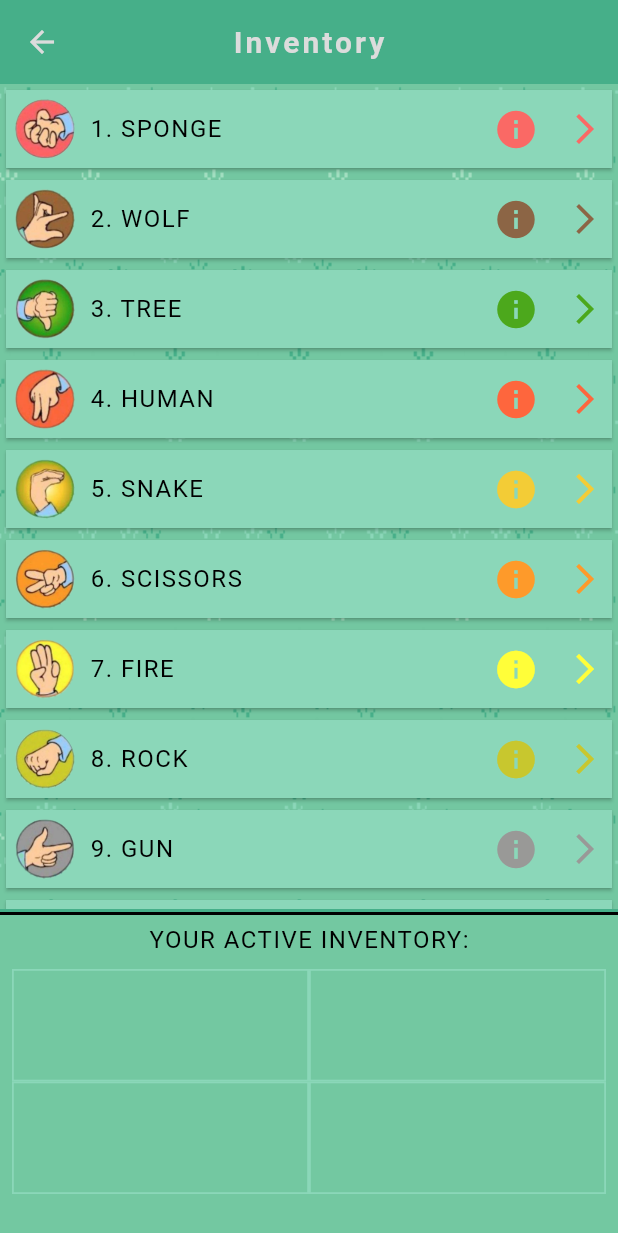
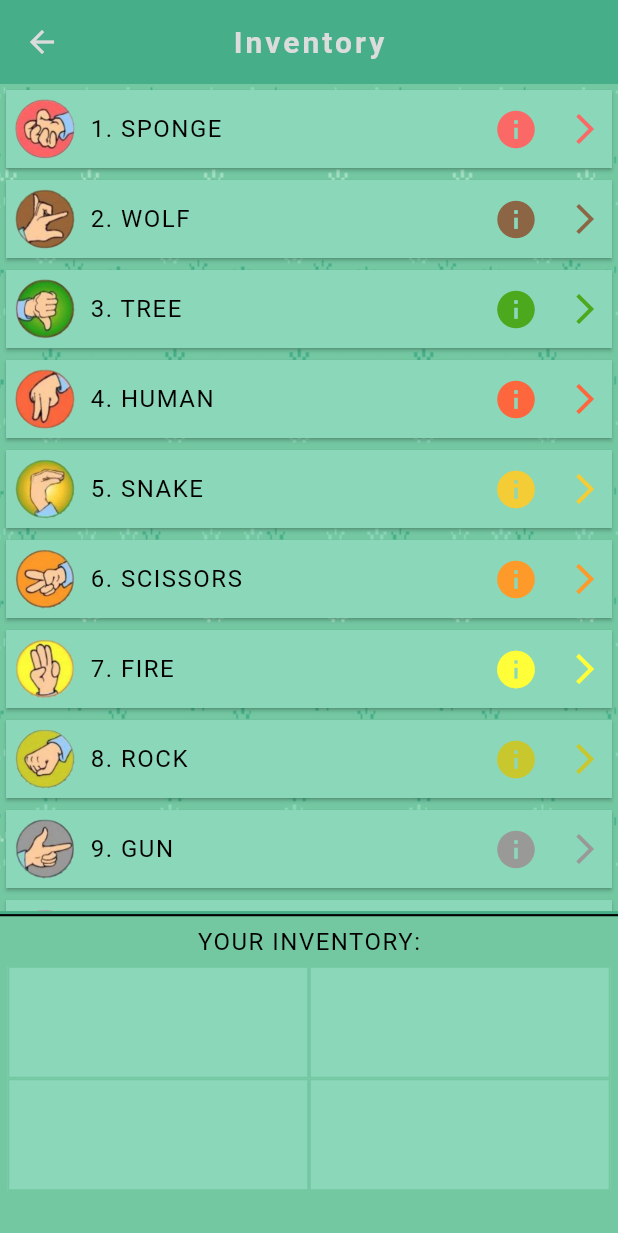
Before and after one commit to j-dickhaut/GestureGame, a Flutter app: the InventoryScreen screen opened directly, on a phone screen of 412 x 824 dp. Shown: the top 1233 px of the screen. Run offline on Flutter 3.47's test engine with Material 3 defaults, Android fonts, the phone set to English and light mode, and no system bars; our stand-ins replace google_fonts; Roboto replaces fonts that are missing (Metamorphous).

Commit message:
Styled Widgets for Homescreen and Homescreen itself

```diff
--- a/lib/screens/inventory/inventory.dart
+++ b/lib/screens/inventory/inventory.dart
@@ -7,24 +7,22 @@ import 'package:ssp_extreme/shared/data/data.dart';
 import '../../shared/data/gesture_class.dart';
 
 class InventoryScreen extends StatefulWidget {
-   const InventoryScreen({super.key});
+  const InventoryScreen({super.key});
   @override
   State<InventoryScreen> createState() => _InventoryScreenState();
 }
 
-
 class _InventoryScreenState extends State<InventoryScreen> {
-
-  void  inventorySetState(Gesture gesture){
-  //rebuilds the screen when Player Inventory changes
-    if(gesture.isInventory == false && inventoryList.length < 4){
-      //adds pressed Gesture to the List
+  void inventorySetState(Gesture gesture) {
+    //Rebuild Screen by Inventory change
+    if (gesture.isInventory == false && inventoryList.length < 4) {
+      //add selected Gesture
       setState(() {
         gesture.isInventory = !gesture.isInventory;
         inventoryList.add(gesture);
       });
-    }else if(gesture.isInventory == true){
-        //removes pressed Gesture from List
+    } else if (gesture.isInventory == true) {
+      //removes selected Gesture
       setState(() {
         gesture.isInventory = !gesture.isInventory;
         inventoryList.remove(gesture);
@@ -36,54 +34,38 @@ class _InventoryScreenState extends State<InventoryScreen> {
   Widget build(BuildContext context) {
     return Scaffold(
       backgroundColor: AppColor.primaryAccent,
-      appBar: AppBar(
-        title: StyledTitle("Inventory"),
-      ),
+      appBar: AppBar(title: StyledTitle("Inventory")),
       body: Column(
-        children:[
-          Expanded(child:
-          Stack(children: [
-            Positioned.fill(
-              child: Image.asset("assets/img/background.png", fit: BoxFit.cover),
+        children: [
+          Expanded(
+            child: Stack(
+              children: [
+                Positioned.fill(
+                  child: Image.asset(
+                    "assets/img/background.png",
+                    fit: BoxFit.cover,
+                  ),
+                ),
+                ListView.builder(
+                  itemCount: gestureList.length,
+                  itemBuilder: (_, index) {
+                    return GestureCard(
+                      gestureList[index],
+                      onPressed: inventorySetState,
+                    );
+                  },
+                ),
+              ],
             ),
-            ListView.builder(itemCount: gestureList.length, itemBuilder: (_,index){
-                  return GestureCard(gestureList[index], onPressed: inventorySetState);
-                },),
-        ]),
           ),
 
-
-            //Inventory
-            SizedBox(
-              height: 2,
-              child: Container(
-                color: AppColor.primaryColor,
-              ),
-            ),
-            SizedBox(
-              height: 2,
-              child: Container(
-                color: AppColor.textColor,
-              ),
-            ),
-            SizedBox(
-              height: 5,
-              child: Container(
-                color: AppColor.primaryAccent,
-              ),
-            ),
-            StyledHeading('Your active inventory:'),
-            Padding(
-              padding: const EdgeInsets.all(8.0),
-              child: ActiveInventory(
-                inventoryList: inventoryList,
-                onPressedButton:  inventorySetState
-              ),
-            ),
-            SizedBox(height: 20,)
-          ],
-        ),
+          //Inventory
+          ActiveInventory(
+            inventoryList: inventoryList,
+            onPressedButton: inventorySetState,
+          ),
+        ],
+      ),
     );
-
   }
 }
--- a/lib/shared/widgets/active_inventory.dart
+++ b/lib/shared/widgets/active_inventory.dart
@@ -1,39 +1,46 @@
 import 'package:flutter/material.dart';
 import 'package:ssp_extreme/shared/data/data.dart';
+import 'package:ssp_extreme/shared/theme/styled_text.dart';
 import 'package:ssp_extreme/shared/theme/theme.dart';
 import 'package:ssp_extreme/shared/widgets/active_inventory_card.dart';
 
 import '../data/gesture_class.dart';
 
 class ActiveInventory extends StatelessWidget {
-  const ActiveInventory({required this.inventoryList, required this.onPressedButton, this.selected, super.key});
-  //add isGameVar
-
   final List<Gesture> inventoryList; //implemented for Reuseability
   final void Function(Gesture) onPressedButton;
-  final  Gesture? selected;
+  final Gesture? selected;
   final double rowHeight = 75;
 
-  Widget inventoryCardSetting (int index){
+  const ActiveInventory({
+    required this.inventoryList,
+    required this.onPressedButton,
+    this.selected,
+    super.key,
+  });
+
+  Widget inventoryCardSetting(int index) {
     //checks if Inventory is part of Game or InventoryScreen and returns the right Card
     //Inventory: when cell is empty give out a placeholder widget
     //Game: when cell is selected change color
-    if(isGame){
-      if(selected == inventoryList[index]){
+    if (isGame) {
+      // Game Screen Widgets
+      if (selected == inventoryList[index]) {
         return ActiveInventoryCard(
           gesture: inventoryList[index],
           onPressed: onPressedButton,
           isGame: isGame,
           isSelected: true,
         );
-      }else{
+      } else {
         return ActiveInventoryCard(
           gesture: inventoryList[index],
           onPressed: onPressedButton,
           isGame: isGame,
         );
       }
-    }else{
+    } else {
+      //Inventory Screen Widget
       if (inventoryList.asMap().containsKey(index)) {
         return ActiveInventoryCard(
           gesture: inventoryList[index],
@@ -42,15 +49,25 @@ class ActiveInventory extends StatelessWidget {
       } else {
         return Container(
           decoration: BoxDecoration(
-            border: Border.all(width: 1.2, color: AppColor.primaryAccentTwo),
+            border: Border.all(width: 1.2, color: AppColor.primaryAccent),
           ),
         );
       }
     }
   }
+
   @override
   Widget build(BuildContext context) {
-    return Table(
+    return Column(
+      children: [
+        SizedBox(height: 2, child: Container(color: AppColor.primaryColor)),
+        SizedBox(height: 1.6, child: Container(color: AppColor.textColor)),
+        SizedBox(height: 5, child: Container(color: AppColor.primaryAccent)),
+        StyledHeading('Your inventory:'),
+        Container(
+          color: AppColor.primaryAccentTwo,
+          margin: const EdgeInsets.fromLTRB(5, 5, 5, 30),
+          child: Table(
             defaultVerticalAlignment: TableCellVerticalAlignment.middle,
             children: [
               TableRow(
@@ -87,6 +104,9 @@ class ActiveInventory extends StatelessWidget {
                 ],
               ),
             ],
+          ),
+        ),
+      ],
     );
   }
 }
```
Also changed, not shown: lib/screens/game/data/game_data.dart (+17 -13 lines), lib/screens/game/data/gamelogic.dart (added, +33 -0 lines), lib/screens/game/game.dart (+40 -13 lines), lib/screens/game/widgets/opponent_inventory.dart (+68 -0 lines), lib/screens/game/widgets/score.dart (+27 -0 lines), lib/screens/game/widgets/textpanel.dart (added, +42 -0 lines), lib/screens/options/options.dart (+3 -37 lines), lib/shared/theme/styled_text.dart (+39 -8 lines), lib/shared/theme/theme.dart (+14 -9 lines), lib/shared/widgets/active_inventory_card.dart (+14 -15 lines), pubspec.yaml (+5 -5 lines), assets/fonts/BitcountSingle-VariableFont_CRSV,ELSH,ELXP,slnt,wght.ttf (added), pubspec.lock, 1 other file. Lines whose indentation alone changed are shown as unchanged.
